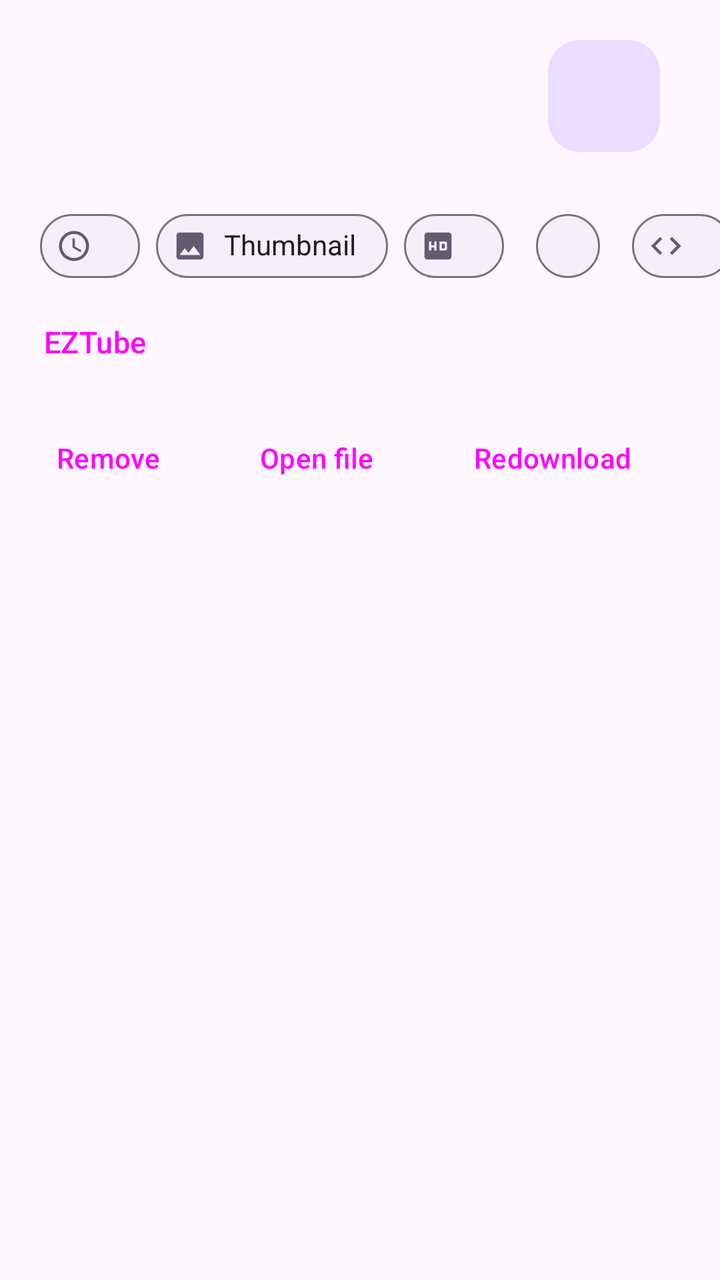
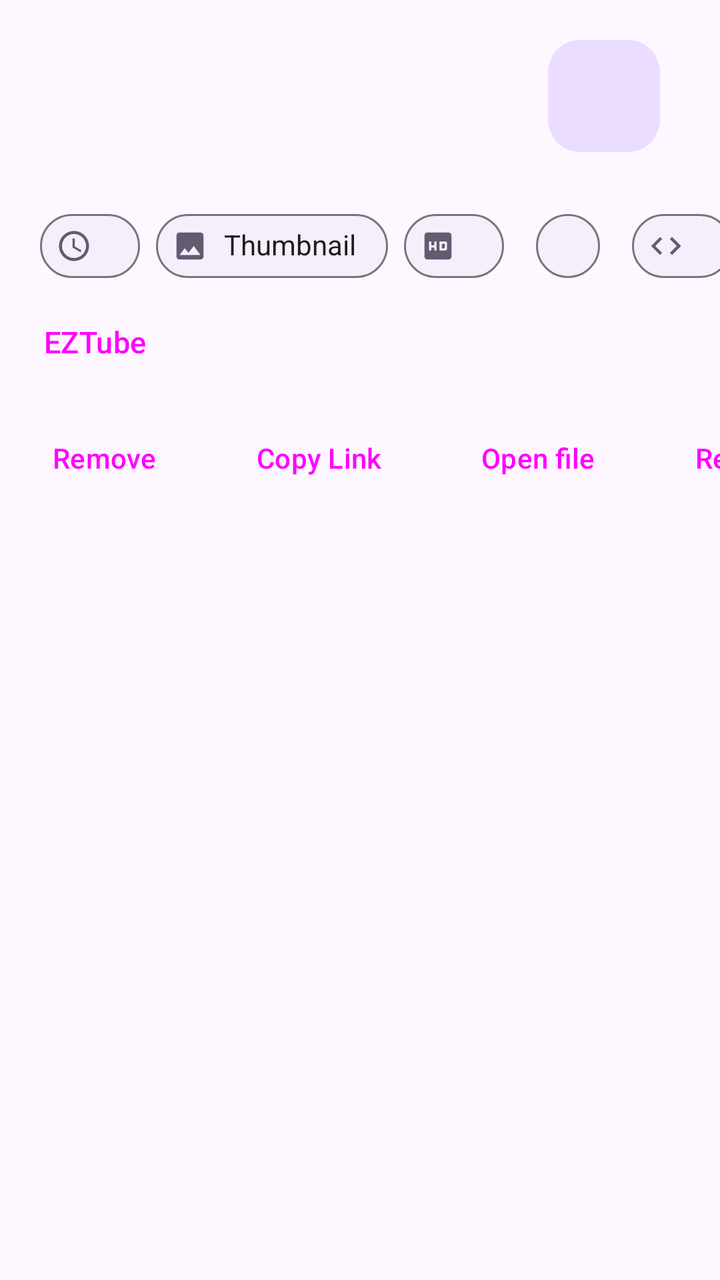

The first picture is an Android layout as it rendered before a commit; the second is the same layout after the commit. The layout source and the unified diff follow.
<!-- AndroidManifest.xml: application theme BaseTheme -->
<!-- res/layout/history_item_details_bottom_sheet.xml -->
<?xml version="1.0" encoding="utf-8"?>
<FrameLayout style="@style/Widget.Material3.BottomSheet"
    android:layout_width="match_parent"
    android:layout_height="wrap_content"
    app:layout_behavior="com.google.android.material.bottomsheet.BottomSheetBehavior"
    xmlns:android="http://schemas.android.com/apk/res/android"
    xmlns:app="http://schemas.android.com/apk/res-auto">

    <LinearLayout
        android:layout_width="match_parent"
        android:layout_height="wrap_content"
        android:orientation="vertical">

        <androidx.constraintlayout.widget.ConstraintLayout
            android:layout_width="match_parent"
            android:layout_height="wrap_content"
            android:padding="20dp">

            <LinearLayout
                android:id="@+id/linearLayout2"
                android:layout_width="0dp"
                android:layout_marginEnd="20dp"
                android:layout_height="wrap_content"
                android:orientation="vertical"
                app:layout_constraintEnd_toStartOf="@+id/download_button_type"
                app:layout_constraintHorizontal_bias="0.0"
                app:layout_constraintStart_toStartOf="parent"
                app:layout_constraintTop_toTopOf="parent">

                <TextView
                    android:id="@+id/bottom_sheet_title"
                    android:layout_width="match_parent"
                    android:layout_height="wrap_content"
                    android:maxLines="3"
                    android:ellipsize="end"
                    android:textColor="?attr/colorOnSurface"
                    android:textSize="25sp" />

                <TextView
                    android:id="@+id/bottom_sheet_author"
                    android:layout_width="match_parent"
                    android:layout_height="wrap_content"
                    android:paddingTop="5dp"
                    android:maxLines="2"
                    android:ellipsize="end"
                    android:textSize="15sp" />

            </LinearLayout>

            <com.google.android.material.floatingactionbutton.FloatingActionButton
                android:id="@+id/download_button_type"
                android:layout_width="wrap_content"
                android:layout_height="wrap_content"
                android:layout_marginHorizontal="10dp"
                android:clickable="false"
                android:stateListAnimator="@null"
                android:elevation="0dp"
                app:borderWidth="0dp"
                app:cornerRadius="10dp"
                app:elevation="0dp"
                app:layout_constraintEnd_toEndOf="parent"
                app:layout_constraintTop_toTopOf="parent"
                android:contentDescription="@string/share" />

        </androidx.constraintlayout.widget.ConstraintLayout>

        <HorizontalScrollView
            android:layout_width="wrap_content"
            android:scrollbars="none"
            android:layout_height="wrap_content">

            <com.google.android.material.chip.ChipGroup
                android:layout_width="wrap_content"
                android:layout_height="wrap_content"
                android:layout_gravity="bottom"
                android:orientation="horizontal"
                android:elevation="0dp"
                android:paddingHorizontal="20dp"
                app:layout_constraintStart_toStartOf="parent"
                app:layout_constraintTop_toBottomOf="@+id/url">

                <com.google.android.material.chip.Chip
                    android:id="@+id/time"
                    style="@style/Widget.Material3.FloatingActionButton.Large.Primary"
                    android:layout_width="wrap_content"
                    android:layout_height="wrap_content"
                    android:clickable="true"
                    android:minWidth="30dp"
                    app:cornerRadius="10dp"
                    android:stateListAnimator="@null"
                    android:elevation="0dp"
                    app:chipIcon="@drawable/ic_clock"
                    app:layout_constraintBottom_toBottomOf="parent"
                    app:layout_constraintStart_toStartOf="parent"
                    app:layout_constraintTop_toTopOf="parent"
                    android:focusable="true" />

                <com.google.android.material.chip.Chip
                    android:id="@+id/thumbnail"
                    style="@style/Widget.Material3.FloatingActionButton.Large.Primary"
                    android:layout_width="wrap_content"
                    android:layout_height="wrap_content"
                    android:clickable="false"
                    android:minWidth="30dp"
                    app:chipIcon="@drawable/ic_image"
                    app:cornerRadius="10dp"
                    android:stateListAnimator="@null"
                    android:elevation="0dp"
                    android:text="@string/thumbnail"
                    app:layout_constraintBottom_toBottomOf="parent"
                    app:layout_constraintStart_toStartOf="parent"
                    app:layout_constraintTop_toTopOf="parent"/>

                <com.google.android.material.chip.Chip
                    android:id="@+id/format_note"
                    style="@style/Widget.Material3.FloatingActionButton.Large.Primary"
                    android:layout_width="wrap_content"
                    android:layout_height="wrap_content"
                    android:clickable="false"
                    android:minWidth="30dp"
                    app:chipIcon="@drawable/ic_format"
                    android:stateListAnimator="@null"
                    android:elevation="0dp"
                    app:cornerRadius="10dp"
                    app:layout_constraintBottom_toBottomOf="parent"
                    app:layout_constraintStart_toStartOf="parent"
                    app:layout_constraintTop_toTopOf="parent"/>

                <com.google.android.material.chip.Chip
                    android:id="@+id/container_chip"
                    style="@style/Widget.Material3.FloatingActionButton.Large.Primary"
                    android:layout_width="wrap_content"
                    android:layout_height="wrap_content"
                    android:clickable="false"
                    android:minWidth="30dp"
                    android:stateListAnimator="@null"
                    android:elevation="0dp"
                    app:cornerRadius="10dp"
                    app:layout_constraintBottom_toBottomOf="parent"
                    app:layout_constraintStart_toStartOf="parent"
                    app:layout_constraintTop_toTopOf="parent"/>

                <com.google.android.material.chip.Chip
                    android:id="@+id/codec"
                    style="@style/Widget.Material3.FloatingActionButton.Large.Secondary"
                    android:layout_width="wrap_content"
                    android:layout_height="wrap_content"
                    android:clickable="false"
                    android:minWidth="30dp"
                    app:cornerRadius="10dp"
                    android:stateListAnimator="@null"
                    android:elevation="0dp"
                    app:chipIcon="@drawable/ic_code"
                    app:layout_constraintBottom_toBottomOf="parent"
                    app:layout_constraintStart_toStartOf="parent"
                    app:layout_constraintTop_toTopOf="parent" />

                <com.google.android.material.chip.Chip
                    android:id="@+id/file_size"
                    style="@style/Widget.Material3.FloatingActionButton.Large.Tertiary"
                    android:layout_width="wrap_content"
                    android:layout_height="wrap_content"
                    android:clickable="false"
                    android:minWidth="30dp"
                    android:stateListAnimator="@null"
                    android:elevation="0dp"
                    app:cornerRadius="10dp"
                    app:layout_constraintBottom_toBottomOf="parent"
                    app:layout_constraintStart_toStartOf="parent"
                    app:layout_constraintTop_toTopOf="parent" />

                <com.google.android.material.chip.Chip
                    android:id="@+id/command"
                    style="@style/Widget.Material3.FloatingActionButton.Large.Secondary"
                    android:layout_width="wrap_content"
                    android:layout_height="wrap_content"
                    android:clickable="false"
                    android:minWidth="30dp"
                    app:cornerRadius="10dp"
                    android:stateListAnimator="@null"
                    android:elevation="0dp"
                    android:text="@string/command"
                    app:chipIcon="@drawable/ic_baseline_keyboard_arrow_right_24"
                    app:layout_constraintBottom_toBottomOf="parent"
                    app:layout_constraintStart_toStartOf="parent"
                    app:layout_constraintTop_toTopOf="parent" />

                <com.google.android.material.chip.Chip
                    android:id="@+id/location"
                    android:visibility="gone"
                    style="@style/Widget.Material3.FloatingActionButton.Large.Secondary"
                    android:layout_width="wrap_content"
                    android:layout_height="wrap_content"
                    android:clickable="false"
                    android:minWidth="30dp"
                    android:stateListAnimator="@null"
                    android:elevation="0dp"
                    app:cornerRadius="10dp"
                    android:text="@string/location"
                    app:chipIcon="@drawable/baseline_folder_24"
                    app:layout_constraintBottom_toBottomOf="parent"
                    app:layout_constraintStart_toStartOf="parent"
                    app:layout_constraintTop_toTopOf="parent" />

            </com.google.android.material.chip.ChipGroup>

        </HorizontalScrollView>


        <Button
            android:id="@+id/bottom_sheet_link"
            style="@style/Widget.Material3.Button.TextButton.Icon"
            android:layout_width="match_parent"
            android:layout_height="wrap_content"
            android:layout_marginHorizontal="10dp"
            android:text="@string/app_name"
            android:textAlignment="textStart"
            android:textSize="15sp"
            app:icon="@drawable/ic_link" />

        <LinearLayout
            android:layout_width="match_parent"
            android:layout_height="wrap_content"
            android:layout_gravity="bottom"
            android:gravity="end"
            android:layout_margin="10dp"
            android:orientation="horizontal">

            <Button
                style="@style/Widget.Material3.Button.OutlinedButton.Icon"
                android:id="@+id/bottomsheet_remove_button"
                android:layout_width="wrap_content"
                android:layout_height="wrap_content"
                android:layout_marginEnd="10dp"
                android:outlineProvider="none"
                android:stateListAnimator="@null"
                app:icon="@drawable/ic_baseline_delete_outline_24"
                android:text="@string/Remove" />

            <Button
                style="@style/Widget.Material3.Button.ElevatedButton.Icon"
                android:id="@+id/bottomsheet_open_file_button"
                android:layout_width="wrap_content"
                android:layout_height="wrap_content"
                android:text="@string/open_file"
                android:outlineProvider="none"
                android:stateListAnimator="@null"
                android:layout_marginEnd="10dp"
                app:icon="@drawable/ic_open_file"
                />

            <Button
                android:id="@+id/bottomsheet_redownload_button"
                style="@style/Widget.Material3.Button.ElevatedButton.Icon"
                android:layout_width="wrap_content"
                android:layout_height="wrap_content"
                android:layout_marginEnd="10dp"
                android:outlineProvider="none"
                android:stateListAnimator="@null"
                android:text="@string/redownload"
                app:icon="@drawable/ic_refresh" />

        </LinearLayout>

    </LinearLayout>


</FrameLayout>
<!-- resources referenced by this layout -->
<resources>
  <!-- drawable baseline_folder_24 (drawable) -->
  <vector android:height="24dp"
      android:viewportHeight="24" android:viewportWidth="24"
      android:width="24dp" xmlns:android="http://schemas.android.com/apk/res/android">
      <path android:fillColor="?android:colorAccent" android:pathData="M20,6h-8l-2,-2L4,4c-1.1,0 -1.99,0.9 -1.99,2L2,18c0,1.1 0.9,2 2,2h16c1.1,0 2,-0.9 2,-2L22,8c0,-1.1 -0.9,-2 -2,-2zM20,18L4,18L4,8h16v10z"/>
  </vector>
  <!-- drawable ic_baseline_keyboard_arrow_right_24 (drawable) -->
  <vector android:height="24dp"
      android:viewportHeight="24" android:viewportWidth="24"
      android:width="24dp" xmlns:android="http://schemas.android.com/apk/res/android">
      <path android:fillColor="?android:colorAccent" android:pathData="M8.59,16.59L13.17,12 8.59,7.41 10,6l6,6 -6,6 -1.41,-1.41z"/>
  </vector>
  <!-- drawable ic_code (drawable) -->
  <vector android:height="24dp"
      android:viewportHeight="24" android:viewportWidth="24"
      android:width="24dp" xmlns:android="http://schemas.android.com/apk/res/android">
      <path android:fillColor="?android:colorAccent" android:pathData="M9.4,16.6L4.8,12l4.6,-4.6L8,6l-6,6 6,6 1.4,-1.4zM14.6,16.6l4.6,-4.6 -4.6,-4.6L16,6l6,6 -6,6 -1.4,-1.4z"/>
  </vector>
  <!-- drawable ic_image (drawable) -->
  <vector android:height="24dp"
      android:viewportHeight="24" android:viewportWidth="24"
      android:width="24dp" xmlns:android="http://schemas.android.com/apk/res/android">
      <path android:fillColor="?android:colorAccent" android:pathData="M21,19V5c0,-1.1 -0.9,-2 -2,-2H5c-1.1,0 -2,0.9 -2,2v14c0,1.1 0.9,2 2,2h14c1.1,0 2,-0.9 2,-2zM8.5,13.5l2.5,3.01L14.5,12l4.5,6H5l3.5,-4.5z"/>
  </vector>
  <!-- drawable ic_open_file (drawable) -->
  <vector android:height="24dp"
      android:viewportHeight="24" android:viewportWidth="24"
      android:width="24dp" xmlns:android="http://schemas.android.com/apk/res/android">
      <path android:fillColor="?android:colorAccent" android:pathData="M14,2H6C4.9,2 4,2.9 4,4v16c0,1.1 0.89,2 1.99,2H15v-8h5V8L14,2zM13,9V3.5L18.5,9H13zM17,21.66V16h5.66v2h-2.24l2.95,2.95l-1.41,1.41L19,19.41l0,2.24H17z"/>
  </vector>
  <string name="Remove">Remove</string>
  <string name="app_name">EZTube</string>
  <string name="command">Command</string>
  <string name="location">Location</string>
  <string name="open_file">Open file</string>
  <string name="redownload">Redownload</string>
  <string name="share">Share</string>
  <string name="thumbnail">Thumbnail</string>
  <style name="Preference.SwitchPreferenceCompat.Material3" parent="@style/Preference.SwitchPreferenceCompat.Material">
          <item name="widgetLayout">@layout/preferece_material_switch</item>
      </style>
  <style name="snackBarStyle" parent="@style/Widget.Material3.Snackbar">
          <item name="shapeAppearance">@style/ShapeAppearance.Material3.Corner.ExtraLarge</item>
          <item name="android:paddingStart">20dp</item>
          <item name="android:paddingEnd">20dp</item>
          <item name="maxLines">2</item>
          <item name="animationMode">slide</item>
      </style>
  <style name="PreferenceTheme" parent="PreferenceThemeOverlay">
          <item name="singleLineTitle">false</item>
      </style>
  <!-- unchanged entries left out for length: 6 -->
</resources>

<!-- the commit's change to res/layout/history_item_details_bottom_sheet.xml (unified diff, before → after) -->
@@ -218,49 +218,68 @@
             android:textSize="15sp"
             app:icon="@drawable/ic_link" />
 
-        <LinearLayout
+        <HorizontalScrollView
             android:layout_width="match_parent"
             android:layout_height="wrap_content"
-            android:layout_gravity="bottom"
-            android:gravity="end"
-            android:layout_margin="10dp"
-            android:orientation="horizontal">
-
-            <Button
-                style="@style/Widget.Material3.Button.OutlinedButton.Icon"
-                android:id="@+id/bottomsheet_remove_button"
+            android:fillViewport="true"
+            android:scrollbars="none">
+
+            <LinearLayout
                 android:layout_width="wrap_content"
                 android:layout_height="wrap_content"
-                android:layout_marginEnd="10dp"
-                android:outlineProvider="none"
-                android:stateListAnimator="@null"
-                app:icon="@drawable/ic_baseline_delete_outline_24"
-                android:text="@string/Remove" />
-
-            <Button
-                style="@style/Widget.Material3.Button.ElevatedButton.Icon"
-                android:id="@+id/bottomsheet_open_file_button"
-                android:layout_width="wrap_content"
-                android:layout_height="wrap_content"
-                android:text="@string/open_file"
-                android:outlineProvider="none"
-                android:stateListAnimator="@null"
-                android:layout_marginEnd="10dp"
-                app:icon="@drawable/ic_open_file"
-                />
-
-            <Button
-                android:id="@+id/bottomsheet_redownload_button"
-                style="@style/Widget.Material3.Button.ElevatedButton.Icon"
-                android:layout_width="wrap_content"
-                android:layout_height="wrap_content"
-                android:layout_marginEnd="10dp"
-                android:outlineProvider="none"
-                android:stateListAnimator="@null"
-                android:text="@string/redownload"
-                app:icon="@drawable/ic_refresh" />
-
-        </LinearLayout>
+                android:layout_gravity="bottom"
+                android:gravity="end"
+                android:padding="10dp"
+                android:orientation="horizontal">
+
+                <Button
+                    style="@style/Widget.Material3.Button.OutlinedButton.Icon"
+                    android:id="@+id/bottomsheet_remove_button"
+                    android:layout_width="wrap_content"
+                    android:layout_height="wrap_content"
+                    android:layout_marginEnd="10dp"
+                    android:outlineProvider="none"
+                    android:stateListAnimator="@null"
+                    app:icon="@drawable/ic_baseline_delete_outline_24"
+                    android:text="@string/Remove" />
+
+                <Button
+                    style="@style/Widget.Material3.Button.OutlinedButton.Icon"
+                    android:id="@+id/bottomsheet_copy_link_button"
+                    android:layout_width="wrap_content"
+                    android:layout_height="wrap_content"
+                    android:layout_marginEnd="10dp"
+                    android:outlineProvider="none"
+                    android:stateListAnimator="@null"
+                    app:icon="@drawable/ic_copy"
+                    android:text="@string/copy_link" />
+
+                <Button
+                    style="@style/Widget.Material3.Button.ElevatedButton.Icon"
+                    android:id="@+id/bottomsheet_open_file_button"
+                    android:layout_width="wrap_content"
+                    android:layout_height="wrap_content"
+                    android:text="@string/open_file"
+                    android:outlineProvider="none"
+                    android:stateListAnimator="@null"
+                    android:layout_marginEnd="10dp"
+                    app:icon="@drawable/ic_open_file"
+                    />
+
+                <Button
+                    android:id="@+id/bottomsheet_redownload_button"
+                    style="@style/Widget.Material3.Button.ElevatedButton.Icon"
+                    android:layout_width="wrap_content"
+                    android:layout_height="wrap_content"
+                    android:layout_marginEnd="10dp"
+                    android:outlineProvider="none"
+                    android:stateListAnimator="@null"
+                    android:text="@string/redownload"
+                    app:icon="@drawable/ic_refresh" />
+
+            </LinearLayout>
+
+        </HorizontalScrollView>
 
     </LinearLayout>
 
<!-- resource entries referenced after the edit -->
@@ -18,6 +18,12 @@
       android:width="24dp" xmlns:android="http://schemas.android.com/apk/res/android">
       <path android:fillColor="?android:colorAccent" android:pathData="M9.4,16.6L4.8,12l4.6,-4.6L8,6l-6,6 6,6 1.4,-1.4zM14.6,16.6l4.6,-4.6 -4.6,-4.6L16,6l6,6 -6,6 -1.4,-1.4z"/>
   </vector>
+  <!-- drawable ic_copy (drawable) -->
+  <vector android:height="24dp"
+      android:viewportHeight="24" android:viewportWidth="24"
+      android:width="24dp" xmlns:android="http://schemas.android.com/apk/res/android">
+      <path android:fillColor="?attr/colorAccent" android:pathData="M16,1L4,1c-1.1,0 -2,0.9 -2,2v14h2L4,3h12L16,1zM19,5L8,5c-1.1,0 -2,0.9 -2,2v14c0,1.1 0.9,2 2,2h11c1.1,0 2,-0.9 2,-2L21,7c0,-1.1 -0.9,-2 -2,-2zM19,21L8,21L8,7h11v14z"/>
+  </vector>
   <!-- drawable ic_image (drawable) -->
   <vector android:height="24dp"
       android:viewportHeight="24" android:viewportWidth="24"
@@ -33,6 +39,7 @@
   <string name="Remove">Remove</string>
   <string name="app_name">EZTube</string>
   <string name="command">Command</string>
+  <string name="copy_link">Copy Link</string>
   <string name="location">Location</string>
   <string name="open_file">Open file</string>
   <string name="redownload">Redownload</string>
